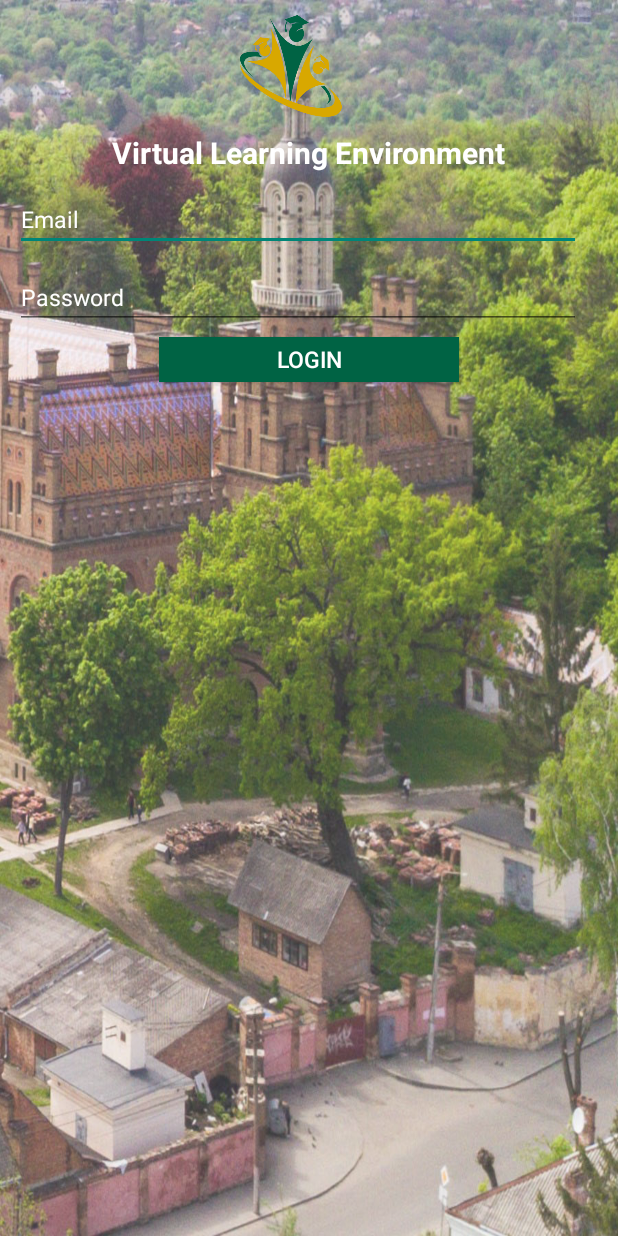
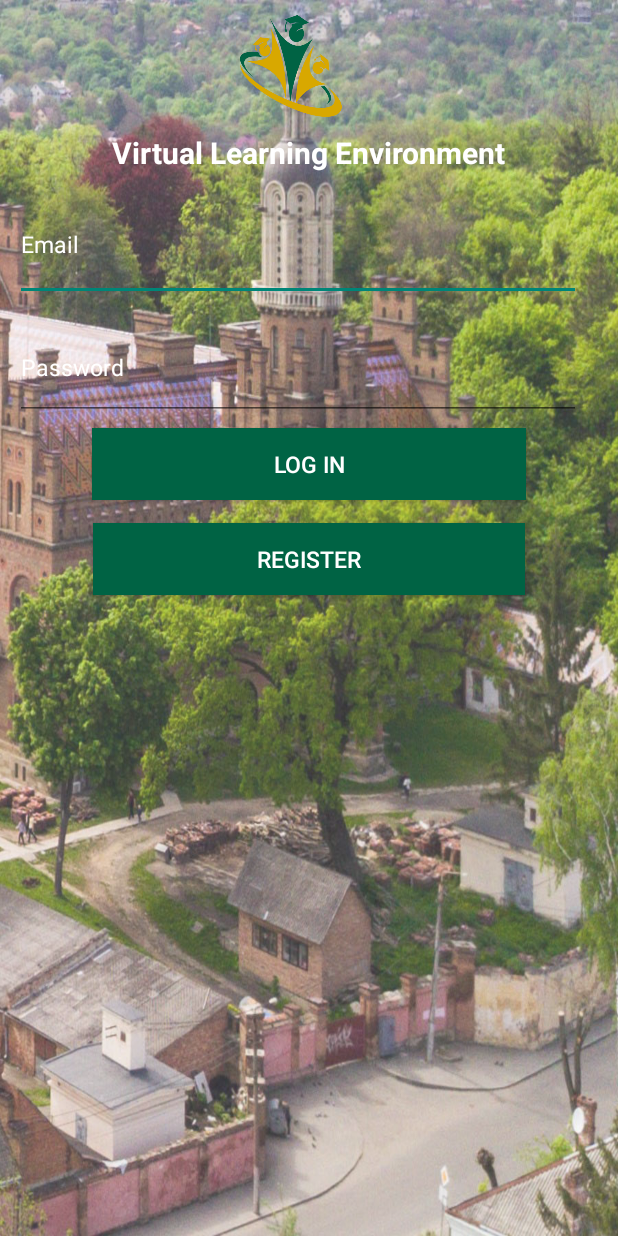
Before and after one commit to VimukthiniAttanayaka/Learning-Management-System, an Android app: the screen it shows after launch (LoginActivity), on a phone screen of 412 x 824 dp. Run offline under Robolectric (Android 15) with nearby library versions, the phone set to English and light mode, and no system bars.

Commit message:
add register btn to login activity

```diff
--- a/LMS Mobile App/app/src/main/java/com/example/App/Login/LoginActivity.java
+++ b/LMS Mobile App/app/src/main/java/com/example/App/Login/LoginActivity.java
@@ -18,6 +18,7 @@ import com.example.App.R;
 public class LoginActivity extends AppCompatActivity {
 
     private Button LoginBtn1;
+    private Button registerBtn;
 
 
     @Override
@@ -37,6 +38,18 @@ public class LoginActivity extends AppCompatActivity {
                 Intent intent=new Intent(LoginActivity.this,MainActivity.class);
                 startActivity(intent);
             }
+
+
+
+        });
+
+        registerBtn = findViewById(R.id.registerBtn);
+        registerBtn.setOnClickListener(new View.OnClickListener() {
+            @Override
+            public void onClick(View view) {
+                Intent intent = new Intent(LoginActivity.this, RegisterActivity.class);
+                startActivity(intent);
+            }
         });
 
     }
--- a/LMS Mobile App/app/src/main/res/layout/activity_login.xml
+++ b/LMS Mobile App/app/src/main/res/layout/activity_login.xml
@@ -38,19 +38,19 @@
         <EditText
             android:id="@+id/emailText"
             android:layout_width="377dp"
-            android:layout_height="wrap_content"
+            android:layout_height="75dp"
             android:layout_marginTop="10dp"
             android:hint="Email"
             android:inputType="text"
+            android:singleLine="true"
             android:textColor="@color/white"
             android:textColorHint="@color/white"
-            android:textSize="15dp"
-            android:singleLine="true"/>
+            android:textSize="15dp" />
 
         <EditText
             android:id="@+id/passwordText"
             android:layout_width="377dp"
-            android:layout_height="wrap_content"
+            android:layout_height="69dp"
             android:layout_marginTop="10dp"
             android:hint="Password"
             android:inputType="textPassword"
@@ -60,13 +60,25 @@
 
         <Button
             android:id="@+id/loginBtn1"
-            android:layout_width="200dp"
-            android:layout_height="30dp"
+            android:layout_width="289dp"
+            android:layout_height="wrap_content"
             android:layout_gravity="center_horizontal"
             android:layout_marginTop="5dp"
             android:layout_marginBottom="10dp"
             android:background="@color/darkgreen"
-            android:text="Login"
+            android:text="@string/loginBtn"
+            android:textColor="@color/white"
+            android:textSize="15dp" />
+
+        <Button
+            android:id="@+id/registerBtn"
+            android:layout_width="288dp"
+            android:layout_height="wrap_content"
+            android:layout_gravity="center_horizontal"
+            android:layout_marginTop="5dp"
+            android:layout_marginBottom="10dp"
+            android:background="@color/darkgreen"
+            android:text="@string/register"
             android:textColor="@color/white"
             android:textSize="15dp" />
 
--- a/LMS Mobile App/app/src/main/res/values/strings.xml
+++ b/LMS Mobile App/app/src/main/res/values/strings.xml
@@ -1,3 +1,5 @@
 <resources>
     <string name="app_name">Navigation</string>
+    <string name="loginBtn">Log In</string>
+    <string name="register">Register</string>
 </resources>
```
Also changed, not shown: 1 other file.
